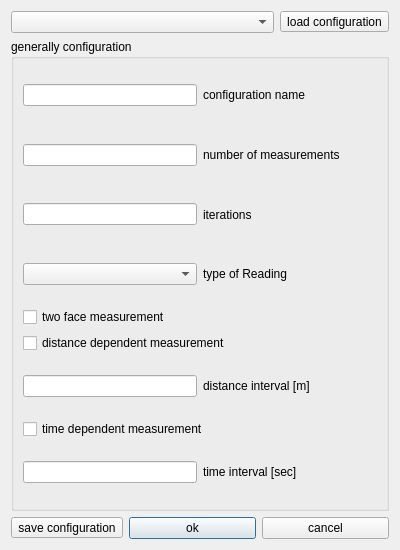
Qt form ui/measurementconfigdialog.ui (OpenIndy/OpenIndy) before a commit.
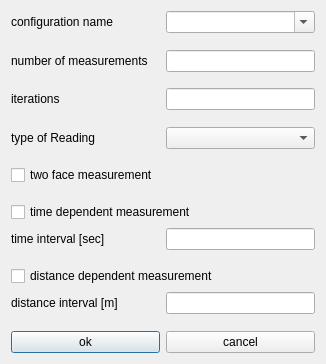
The same form after that commit.

Commit message: add getter/setter to measurement config + rearrange measurement config dialog #94

```diff
--- a/ui/measurementconfigdialog.ui
+++ b/ui/measurementconfigdialog.ui
@@ -6,39 +6,18 @@
    <rect>
     <x>0</x>
     <y>0</y>
-    <width>400</width>
-    <height>550</height>
+    <width>326</width>
+    <height>364</height>
    </rect>
   </property>
   <property name="windowTitle">
    <string>measurement configuration</string>
   </property>
-  <layout class="QVBoxLayout" name="verticalLayout_2" stretch="1,9,1">
-   <item>
-    <layout class="QHBoxLayout" name="horizontalLayout_2" stretch="1,1">
-     <item>
-      <widget class="QComboBox" name="comboBox_existingConfigs"/>
-     </item>
-     <item>
-      <widget class="QToolButton" name="toolButton_loadConfig">
-       <property name="text">
-        <string>load configuration</string>
-       </property>
-      </widget>
-     </item>
-    </layout>
-   </item>
-   <item>
-    <widget class="QGroupBox" name="groupBox">
-     <property name="title">
-      <string>generally configuration</string>
-     </property>
-     <layout class="QVBoxLayout" name="verticalLayout">
+  <layout class="QGridLayout" name="gridLayout">
+   <item row="0" column="0">
+    <layout class="QVBoxLayout" name="verticalLayout_3">
       <item>
        <layout class="QHBoxLayout" name="horizontalLayout" stretch="1,1">
-        <item>
-         <widget class="QLineEdit" name="lineEdit_configName"/>
-        </item>
         <item>
          <widget class="QLabel" name="label_configName">
           <property name="text">
@@ -46,13 +25,30 @@
           </property>
          </widget>
         </item>
+       <item>
+        <widget class="QComboBox" name="comboBox_existingConfigs">
+         <property name="editable">
+          <bool>true</bool>
+         </property>
+        </widget>
+       </item>
        </layout>
       </item>
       <item>
-       <layout class="QHBoxLayout" name="horizontalLayout_3" stretch="1,1">
-        <item>
-         <widget class="QLineEdit" name="lineEdit_count"/>
-        </item>
+      <spacer name="verticalSpacer_7">
+       <property name="orientation">
+        <enum>Qt::Vertical</enum>
+       </property>
+       <property name="sizeHint" stdset="0">
+        <size>
+         <width>20</width>
+         <height>20</height>
+        </size>
+       </property>
+      </spacer>
+     </item>
+     <item>
+      <layout class="QHBoxLayout" name="horizontalLayout_2" stretch="1,1">
         <item>
          <widget class="QLabel" name="label_count">
           <property name="text">
@@ -60,13 +56,26 @@
           </property>
          </widget>
         </item>
+       <item>
+        <widget class="QLineEdit" name="lineEdit_count"/>
+       </item>
        </layout>
       </item>
       <item>
-       <layout class="QHBoxLayout" name="horizontalLayout_4" stretch="1,1">
-        <item>
-         <widget class="QLineEdit" name="lineEdit_iterations"/>
-        </item>
+      <spacer name="verticalSpacer_6">
+       <property name="orientation">
+        <enum>Qt::Vertical</enum>
+       </property>
+       <property name="sizeHint" stdset="0">
+        <size>
+         <width>20</width>
+         <height>20</height>
+        </size>
+       </property>
+      </spacer>
+     </item>
+     <item>
+      <layout class="QHBoxLayout" name="horizontalLayout_3" stretch="1,1">
         <item>
          <widget class="QLabel" name="label_iterations">
           <property name="text">
@@ -74,13 +83,26 @@
           </property>
          </widget>
         </item>
+       <item>
+        <widget class="QLineEdit" name="lineEdit_iterations"/>
+       </item>
        </layout>
       </item>
       <item>
-       <layout class="QHBoxLayout" name="horizontalLayout_6" stretch="1,1">
-        <item>
-         <widget class="QComboBox" name="comboBox_typeOfReading"/>
-        </item>
+      <spacer name="verticalSpacer_5">
+       <property name="orientation">
+        <enum>Qt::Vertical</enum>
+       </property>
+       <property name="sizeHint" stdset="0">
+        <size>
+         <width>20</width>
+         <height>20</height>
+        </size>
+       </property>
+      </spacer>
+     </item>
+     <item>
+      <layout class="QHBoxLayout" name="horizontalLayout_4" stretch="1,1">
         <item>
          <widget class="QLabel" name="label_typeOfReading">
           <property name="text">
@@ -88,8 +110,24 @@
           </property>
          </widget>
         </item>
-       </layout>
-      </item>
+       <item>
+        <widget class="QComboBox" name="comboBox_typeOfReading"/>
+       </item>
+      </layout>
+     </item>
+     <item>
+      <spacer name="verticalSpacer_4">
+       <property name="orientation">
+        <enum>Qt::Vertical</enum>
+       </property>
+       <property name="sizeHint" stdset="0">
+        <size>
+         <width>20</width>
+         <height>20</height>
+        </size>
+       </property>
+      </spacer>
+     </item>
       <item>
        <widget class="QCheckBox" name="checkBox_fsbs">
         <property name="text">
@@ -98,6 +136,62 @@
        </widget>
       </item>
       <item>
+      <spacer name="verticalSpacer_3">
+       <property name="orientation">
+        <enum>Qt::Vertical</enum>
+       </property>
+       <property name="sizeHint" stdset="0">
+        <size>
+         <width>20</width>
+         <height>20</height>
+        </size>
+       </property>
+      </spacer>
+     </item>
+     <item>
+      <layout class="QVBoxLayout" name="verticalLayout_2" stretch="0,0">
+       <item>
+        <widget class="QCheckBox" name="checkBox_timeDependent">
+         <property name="text">
+          <string>time dependent measurement</string>
+         </property>
+        </widget>
+       </item>
+       <item>
+        <layout class="QHBoxLayout" name="horizontalLayout_6" stretch="1,1">
+         <property name="sizeConstraint">
+          <enum>QLayout::SetDefaultConstraint</enum>
+         </property>
+         <item>
+          <widget class="QLabel" name="label_timeInterval">
+           <property name="text">
+            <string>time interval [sec]</string>
+           </property>
+          </widget>
+         </item>
+         <item>
+          <widget class="QLineEdit" name="lineEdit_timeInterval"/>
+         </item>
+        </layout>
+       </item>
+      </layout>
+     </item>
+     <item>
+      <spacer name="verticalSpacer_2">
+       <property name="orientation">
+        <enum>Qt::Vertical</enum>
+       </property>
+       <property name="sizeHint" stdset="0">
+        <size>
+         <width>20</width>
+         <height>20</height>
+        </size>
+       </property>
+      </spacer>
+     </item>
+     <item>
+      <layout class="QVBoxLayout" name="verticalLayout">
+       <item>
        <widget class="QCheckBox" name="checkBox_distanceDependent">
         <property name="text">
          <string>distance dependent measurement</string>
@@ -106,9 +200,6 @@
       </item>
       <item>
        <layout class="QHBoxLayout" name="horizontalLayout_7" stretch="1,1">
-        <item>
-         <widget class="QLineEdit" name="lineEdit_distanceInterval"/>
-        </item>
         <item>
          <widget class="QLabel" name="label_distanceInterval">
           <property name="text">
@@ -116,41 +207,31 @@
           </property>
          </widget>
         </item>
-       </layout>
-      </item>
       <item>
-       <widget class="QCheckBox" name="checkBox_timeDependent">
-        <property name="text">
-         <string>time dependent measurement</string>
-        </property>
-       </widget>
-      </item>
-      <item>
-       <layout class="QHBoxLayout" name="horizontalLayout_8" stretch="1,1">
-        <item>
-         <widget class="QLineEdit" name="lineEdit_timeInterval"/>
-        </item>
-        <item>
-         <widget class="QLabel" name="label_timeInterval">
-          <property name="text">
-           <string>time interval [sec]</string>
-          </property>
-         </widget>
-        </item>
+          <widget class="QLineEdit" name="lineEdit_distanceInterval"/>
+         </item>
        </layout>
       </item>
      </layout>
-    </widget>
    </item>
    <item>
-    <layout class="QHBoxLayout" name="horizontalLayout_5" stretch="1,1,1">
-     <item>
-      <widget class="QToolButton" name="toolButton_saveConfiguration">
-       <property name="text">
-        <string>save configuration</string>
+      <spacer name="verticalSpacer">
+       <property name="orientation">
+        <enum>Qt::Vertical</enum>
        </property>
-      </widget>
+       <property name="sizeType">
+        <enum>QSizePolicy::Expanding</enum>
+       </property>
+       <property name="sizeHint" stdset="0">
+        <size>
+         <width>20</width>
+         <height>20</height>
+        </size>
+       </property>
+      </spacer>
      </item>
+     <item>
+      <layout class="QHBoxLayout" name="horizontalLayout_5" stretch="1,1">
      <item>
       <widget class="QPushButton" name="pushButton_ok">
        <property name="text">
@@ -168,6 +249,26 @@
     </layout>
    </item>
   </layout>
+   </item>
+  </layout>
+  <zorder></zorder>
+  <zorder></zorder>
+  <zorder></zorder>
+  <zorder></zorder>
+  <zorder></zorder>
+  <zorder>checkBox_fsbs</zorder>
+  <zorder>checkBox_distanceDependent</zorder>
+  <zorder></zorder>
+  <zorder>checkBox_timeDependent</zorder>
+  <zorder></zorder>
+  <zorder>verticalSpacer</zorder>
+  <zorder>checkBox_distanceDependent</zorder>
+  <zorder>verticalSpacer_2</zorder>
+  <zorder>verticalSpacer_3</zorder>
+  <zorder>verticalSpacer_4</zorder>
+  <zorder>verticalSpacer_5</zorder>
+  <zorder>verticalSpacer_6</zorder>
+  <zorder>verticalSpacer_7</zorder>
  </widget>
  <resources/>
  <connections/>
```
Lines whose indentation alone changed are shown as unchanged. The commit also changes 18 other files.
